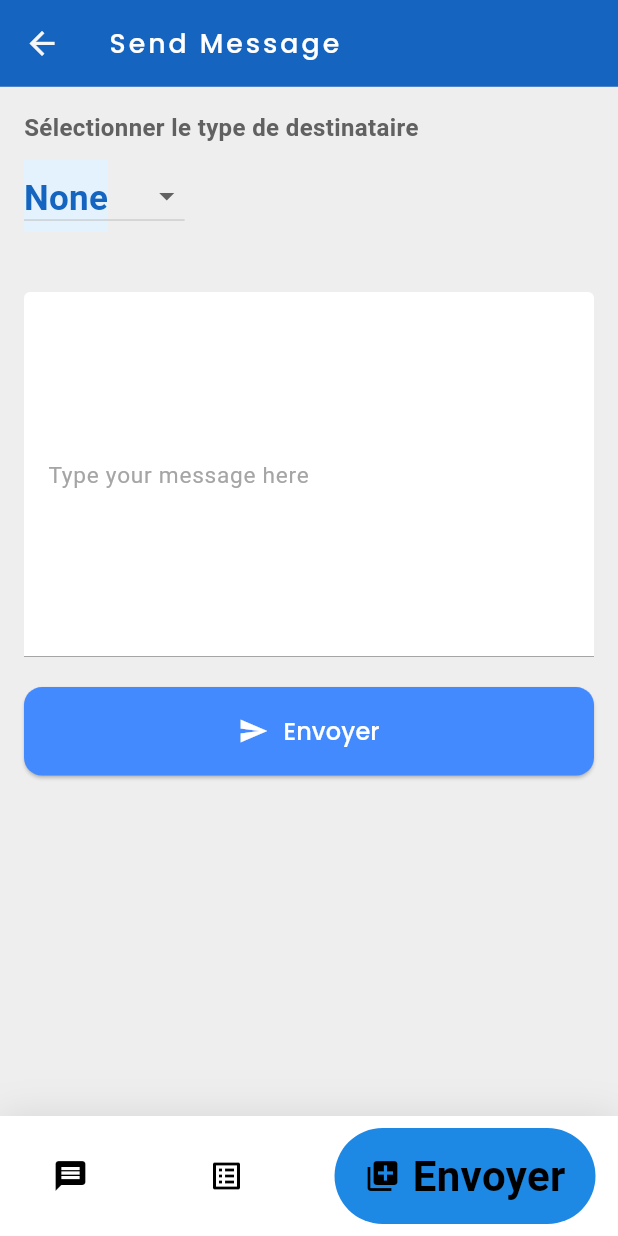
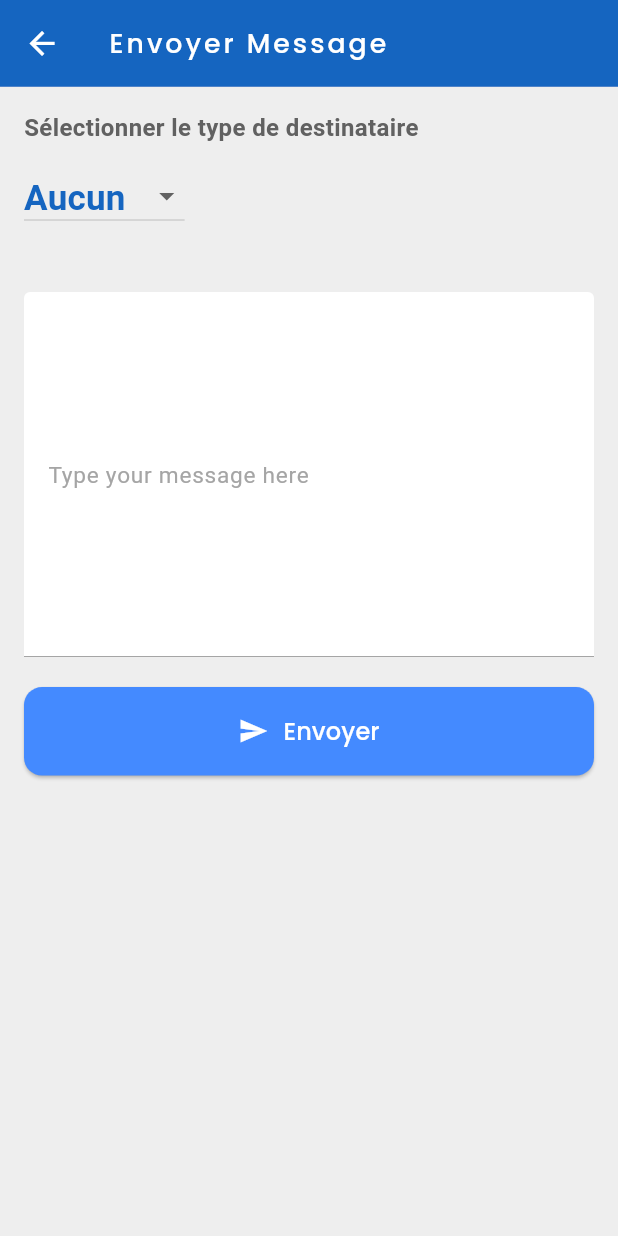
Before and after one commit to mariembenhassen/Tunisia-Learning, a Flutter app: the SendToParentPage screen opened by its route, on a phone screen of 412 x 824 dp. Run offline on Flutter 3.47's test engine with Material 3 defaults, Android fonts, the phone set to English and light mode, and no system bars; drawn by our look-alikes of google_nav_bar; our stand-ins replace file_picker, flutter_svg, google_fonts, sizer.

Commit message:
before updating the ui of messages

```diff
--- a/lib/routes.dart
+++ b/lib/routes.dart
@@ -2,6 +2,7 @@ import 'package:flutter_first_project/screens/Doc_Screen/Doc_Screen.dart';
 import 'package:flutter_first_project/screens/Messagerie_screen/Parent_Messagerie_screen.dart';
 import 'package:flutter_first_project/screens/Messagerie_screen/Parent_mesaages/chatPage.dart';
 import 'package:flutter_first_project/screens/Messagerie_screen/Parent_mesaages/send.dart';
+
 import 'package:flutter_first_project/screens/Messagerie_screen/Teacher_Messagerie_screen.dart';
 import 'package:flutter_first_project/screens/Messagerie_screen/Teacher_messages/Abscence_Demande/Abscence.dart';
 import 'package:flutter_first_project/screens/Messagerie_screen/Teacher_messages/ChatPage.dart';
@@ -33,5 +34,5 @@ Map<String, WidgetBuilder> routes = {
   ChatTeacherPage.routeName: (context) => ChatTeacherPage(),
   SendToParentPage.routeName: (context) => SendToParentPage(),
   AbscenceScreen.routeName: (context) => AbscenceScreen(),
-
+  MessageSendingPage.routeName: (context) => MessageSendingPage(),
 };
--- a/lib/screens/Messagerie_screen/Parent_Messagerie_screen.dart
+++ b/lib/screens/Messagerie_screen/Parent_Messagerie_screen.dart
@@ -1,12 +1,10 @@
 import 'dart:convert';
 import 'package:flutter/widgets.dart';
 import 'package:flutter_first_project/screens/Messagerie_screen/Parent_mesaages/chatPage.dart';
-
+import 'package:flutter_first_project/screens/Messagerie_screen/Parent_mesaages/send.dart';
 import 'package:flutter_first_project/screens/home_screen/child_detail_screen.dart';
 import 'package:http/http.dart' as http;
 import 'package:flutter/material.dart';
-import 'package:google_nav_bar/google_nav_bar.dart';
-
 import 'package:google_nav_bar/google_nav_bar.dart';
 
 class ParentMessagingPage extends StatefulWidget {
@@ -121,7 +119,7 @@ class _ParentMessagingPageState extends State<ParentMessagingPage> {
   void fetchMessages(int idUser, int idEtablissement) async {
     String url =
         'http://localhost/Tunisia_Learning_backend/TunisiaLearningPhp/get_teacher_messages.php?iduser=$idUser&idetablissement=$idEtablissement';
-    // 'http://localhost/Tunisia_Learning_backend/TunisiaLearningPhp/get_teacher_messages.php?iduser=2059&idetablissement=1';
+
     try {
       var response = await http.get(Uri.parse(url));
 
@@ -342,7 +340,7 @@ class _ParentMessagingPageState extends State<ParentMessagingPage> {
         onPressed: () {
           Navigator.pushNamed(
             context,
-            '/sendMessagePage', // Replace with your route for the message sending page
+            '/sendMessagePage',
             arguments: {
               'childrenNames': childrenNames,
               'filteredTeachers': filteredTeacherNames,
--- a/lib/screens/Messagerie_screen/Teacher_Messagerie_screen.dart
+++ b/lib/screens/Messagerie_screen/Teacher_Messagerie_screen.dart
@@ -135,7 +135,7 @@ class _TeacherMessagingPageState extends State<TeacherMessagingPage> {
   Future<void> _fetchMessages() async {
     try {
       final response = await http.get(Uri.parse(
-          'http://localhost/Tunisia_Learning_backend/TunisiaLearningPhp/get_parents_messages.php?iduser=$idUser'));
+          'http://localhost/Tunisia_Learning_backend/TunisiaLearningPhp/get_parents_messages.php?iduser=$idUser&idetablissement=$idEtablissement'));
       print('Response status: ${response.statusCode}');
       print('Response body: ${response.body}');
 
--- a/lib/screens/Messagerie_screen/Teacher_messages/send_to_parent.dart
+++ b/lib/screens/Messagerie_screen/Teacher_messages/send_to_parent.dart
@@ -17,7 +17,7 @@ class _SendToParentPageState extends State<SendToParentPage> {
   late int idEtablissement;
   dynamic selectedParent;
   dynamic selectedStudent;
-  String recipientType = 'None'; // Track the selected recipient type
+  String recipientType = 'Aucun'; // Track the selected recipient type
   TextEditingController _messageController = TextEditingController();
 
   @override
@@ -80,7 +80,7 @@ class _SendToParentPageState extends State<SendToParentPage> {
   }
 
   void _sendMessage() async {
-    if (recipientType == 'None') {
+    if (recipientType == 'Aucun') {
       _showError('Please select a recipient type.');
       return;
     }
@@ -154,7 +154,13 @@ class _SendToParentPageState extends State<SendToParentPage> {
   Widget build(BuildContext context) {
     return Scaffold(
       appBar: AppBar(
-        title: Text('Send Message'),
+        leading: IconButton(
+          icon: Icon(Icons.arrow_back, color: Colors.white),
+          onPressed: () {
+            Navigator.pop(context);
+          },
+        ),
+        title: Text('Envoyer Message', style: TextStyle(color: Colors.white)),
         backgroundColor: Colors.blue[800],
       ),
       body: Container(
@@ -177,18 +183,18 @@ class _SendToParentPageState extends State<SendToParentPage> {
               value: recipientType,
               onChanged: (String? newValue) {
                 setState(() {
-                  recipientType = newValue ?? 'None';
+                  recipientType = newValue ?? 'Aucun';
                   selectedParent = null; // Clear previous selections
                   selectedStudent = null;
                 });
               },
-              items: <String>['None', 'Parent', 'Student']
+              items: <String>['Aucun', 'Parent', 'Student']
                   .map<DropdownMenuItem<String>>((String value) {
                 return DropdownMenuItem<String>(
                   value: value,
                   child: Container(
-                    color:
-                        Colors.blue[50], // Background color of dropdown items
+                    color: Colors
+                        .transparent, // Background color of dropdown items
                     padding: EdgeInsets.symmetric(vertical: 8.0),
                     child: Text(
                       value,
@@ -207,7 +213,8 @@ class _SendToParentPageState extends State<SendToParentPage> {
                 children: <Widget>[
                   ElevatedButton(
                     onPressed: _selectParent,
-                    child: Text('Search Parent'),
+                    child: Text('Search Parent',
+                        style: TextStyle(color: Colors.white)),
                     style: ElevatedButton.styleFrom(
                       backgroundColor: Colors.blue[700], // Background color
                       padding: EdgeInsets.symmetric(
@@ -232,7 +239,8 @@ class _SendToParentPageState extends State<SendToParentPage> {
                 children: <Widget>[
                   ElevatedButton(
                     onPressed: _selectStudent,
-                    child: Text('Search Student'),
+                    child: Text('Search Student',
+                        style: TextStyle(color: Colors.white)),
                     style: ElevatedButton.styleFrom(
                       backgroundColor: Colors.blue[700], // Background color
                       padding: EdgeInsets.symmetric(
@@ -256,6 +264,7 @@ class _SendToParentPageState extends State<SendToParentPage> {
             // Message TextField
             TextField(
               controller: _messageController,
+              style: TextStyle(color: Colors.black38),
               decoration: InputDecoration(
                 labelText: 'Type your message here',
                 border: OutlineInputBorder(),
@@ -291,54 +300,6 @@ class _SendToParentPageState extends State<SendToParentPage> {
               ),
             ),
           ],
-        ),
-      ),
-      bottomNavigationBar: Container(
-        decoration: BoxDecoration(
-          color: Colors.white,
-          boxShadow: [
-            BoxShadow(
-              blurRadius: 20,
-              color: Colors.black.withOpacity(.1),
-            )
-          ],
-        ),
-        child: SafeArea(
-          child: Padding(
-            padding: const EdgeInsets.symmetric(horizontal: 15.0, vertical: 8),
-            child: GNav(
-              rippleColor: Colors.grey[300]!,
-              hoverColor: Colors.grey[100]!,
-              gap: 8,
-              activeColor: Colors.black,
-              iconSize: 24,
-              padding: EdgeInsets.symmetric(horizontal: 20, vertical: 12),
-              duration: Duration(milliseconds: 400),
-              tabBackgroundColor: Colors.blue[600]!,
-              color: Colors.black,
-              tabs: [
-                GButton(
-                  icon: Icons.message,
-                  text: 'Messages',
-                ),
-                GButton(
-                  icon: Icons.list_alt,
-                  text: 'Sélectionner',
-                ),
-                GButton(
-                  icon: Icons.library_add,
-                  text: 'Envoyer',
-                ),
-              ],
-              selectedIndex: 2,
-              onTabChange: (index) {
-                if (index == 1) {
-                } else if (index == 0) {
-                  Navigator.of(context).pop();
-                }
-              },
-            ),
-          ),
         ),
       ),
     );
--- a/lib/screens/SplashScreen/SplashScreen.dart
+++ b/lib/screens/SplashScreen/SplashScreen.dart
@@ -9,7 +9,7 @@ class SplashScreen extends StatelessWidget {
   Widget build(BuildContext context) {
     //now the implement of the futur page login
     Future.delayed(
-        Duration(seconds: 5),
+        Duration(seconds: 3),
         () => Navigator.pushNamedAndRemoveUntil(
             context, LoginScreen.routeName, (route) => false));
 
--- a/lib/screens/my_profile/my_profile.dart
+++ b/lib/screens/my_profile/my_profile.dart
@@ -157,10 +157,8 @@ class _MyProfileScreenState extends State<MyProfileScreen> {
                   SizedBox(width: 8),
                   Text(
                     'Report',
-                    style: Theme.of(context)
-                        .textTheme
-                        .subtitle2
-                        ?.copyWith(color: const Color.fromARGB(255, 255, 255, 255)),
+                    style: Theme.of(context).textTheme.subtitle2?.copyWith(
+                        color: const Color.fromARGB(255, 255, 255, 255)),
                   ),
                 ],
               ),
```
